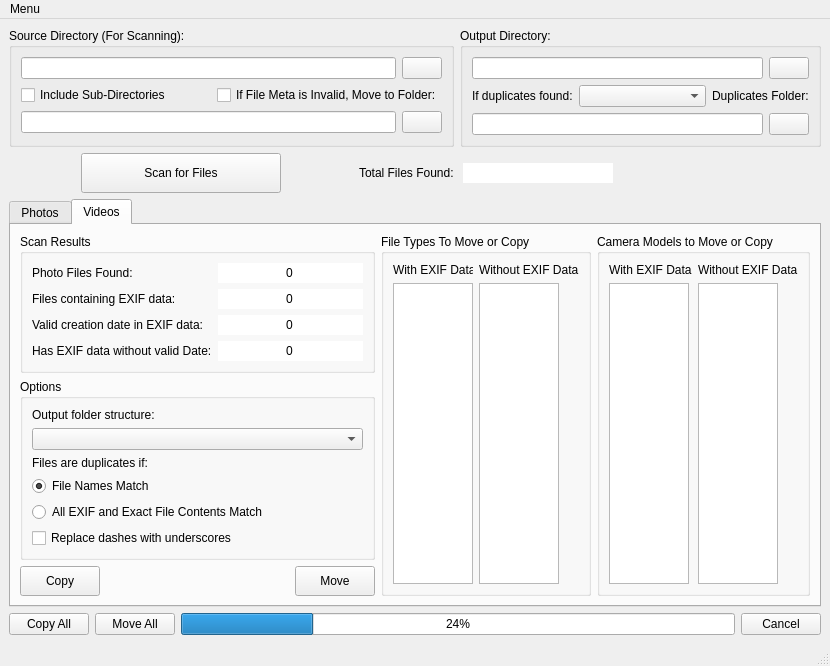
First picture: the form in metamovermainwindow.ui, repository AmelioratesDevelopment/MetaMover, before the edit.
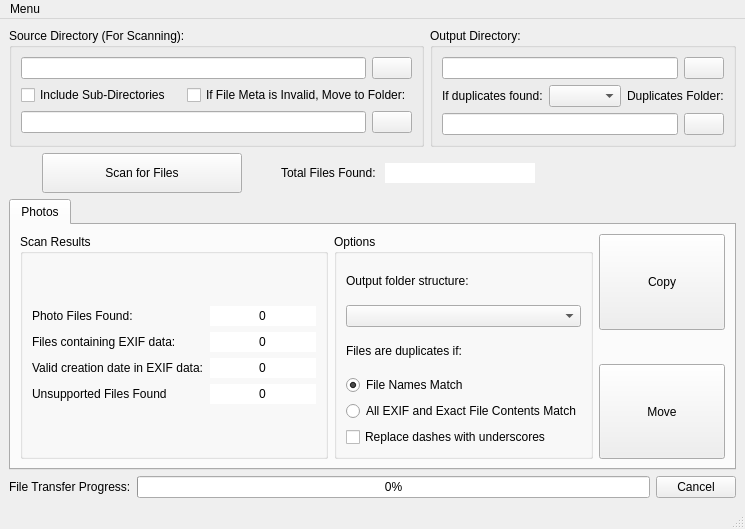
Second picture: the form after the edit. The open tabs and pages were chosen to show the change. Icons and pictures are not drawn.

Commit message: Feature/adding progress montioring and cancel action (#5)

What changed in the file:
```diff
--- a/metamovermainwindow.ui
+++ b/metamovermainwindow.ui
@@ -6,8 +6,8 @@
    <rect>
     <x>0</x>
     <y>0</y>
-    <width>830</width>
-    <height>629</height>
+    <width>745</width>
+    <height>529</height>
    </rect>
   </property>
   <property name="windowTitle">
@@ -287,78 +287,7 @@
          <attribute name="title">
           <string>Photos</string>
          </attribute>
-         <layout class="QGridLayout" name="gridLayout_16">
-          <item row="0" column="0">
-           <layout class="QGridLayout" name="gridLayout_17">
-            <item row="1" column="0">
-             <widget class="QGroupBox" name="groupBoxPhotoOptions">
-              <property name="sizePolicy">
-               <sizepolicy hsizetype="Preferred" vsizetype="Preferred">
-                <horstretch>0</horstretch>
-                <verstretch>0</verstretch>
-               </sizepolicy>
-              </property>
-              <property name="minimumSize">
-               <size>
-                <width>240</width>
-                <height>0</height>
-               </size>
-              </property>
-              <property name="title">
-               <string>Options</string>
-              </property>
-              <layout class="QGridLayout" name="gridLayout_9">
-               <item row="2" column="1">
-                <widget class="QLabel" name="labelPhotoDuplicateIdentitySetting">
-                 <property name="text">
-                  <string>Files are duplicates if:</string>
-                 </property>
-                </widget>
-               </item>
-               <item row="3" column="1">
-                <widget class="QRadioButton" name="radioButtonPhotosDupeSettingFileNameMatch">
-                 <property name="text">
-                  <string>File Names Match</string>
-                 </property>
-                 <property name="checked">
-                  <bool>true</bool>
-                 </property>
-                </widget>
-               </item>
-               <item row="1" column="1">
-                <widget class="QComboBox" name="comboBoxPhotoOutputFolderStructure">
-                 <property name="sizePolicy">
-                  <sizepolicy hsizetype="Preferred" vsizetype="Fixed">
-                   <horstretch>0</horstretch>
-                   <verstretch>0</verstretch>
-                  </sizepolicy>
-                 </property>
-                </widget>
-               </item>
-               <item row="4" column="1">
-                <widget class="QRadioButton" name="radioButtonPhotosDupeSettingEXIFAndFileNameMatch">
-                 <property name="text">
-                  <string>All EXIF and Exact File Contents Match</string>
-                 </property>
-                </widget>
-               </item>
-               <item row="0" column="1">
-                <widget class="QLabel" name="labelPhotoOutputFolderStructure">
-                 <property name="text">
-                  <string>Output folder structure:</string>
-                 </property>
-                </widget>
-               </item>
-               <item row="7" column="1">
-                <widget class="QCheckBox" name="checkBoxPhotoReplaceDashesWithUnderScores">
-                 <property name="text">
-                  <string>Replace dashes with underscores</string>
-                 </property>
-                </widget>
-               </item>
-              </layout>
-             </widget>
-            </item>
+         <layout class="QGridLayout" name="gridLayout_5">
             <item row="0" column="0">
              <widget class="QGroupBox" name="groupBoxPhotoScanResults">
               <property name="title">
@@ -479,7 +408,7 @@
                  <item row="3" column="0">
                   <widget class="QLabel" name="labelPhotoHasEXIFDataNoDate">
                    <property name="text">
-                    <string>Has EXIF data without valid Date:</string>
+                  <string>Unsupported Files Found</string>
                    </property>
                   </widget>
                  </item>
@@ -488,8 +417,77 @@
               </layout>
              </widget>
             </item>
-            <item row="2" column="0">
-             <layout class="QHBoxLayout" name="horizontalLayout_11">
+          <item row="0" column="1">
+           <widget class="QGroupBox" name="groupBoxPhotoOptions">
+            <property name="sizePolicy">
+             <sizepolicy hsizetype="Preferred" vsizetype="Preferred">
+              <horstretch>0</horstretch>
+              <verstretch>0</verstretch>
+             </sizepolicy>
+            </property>
+            <property name="minimumSize">
+             <size>
+              <width>240</width>
+              <height>0</height>
+             </size>
+            </property>
+            <property name="title">
+             <string>Options</string>
+            </property>
+            <layout class="QGridLayout" name="gridLayout_9">
+             <item row="2" column="1">
+              <widget class="QLabel" name="labelPhotoDuplicateIdentitySetting">
+               <property name="text">
+                <string>Files are duplicates if:</string>
+               </property>
+              </widget>
+             </item>
+             <item row="3" column="1">
+              <widget class="QRadioButton" name="radioButtonPhotosDupeSettingFileNameMatch">
+               <property name="text">
+                <string>File Names Match</string>
+               </property>
+               <property name="checked">
+                <bool>true</bool>
+               </property>
+              </widget>
+             </item>
+             <item row="1" column="1">
+              <widget class="QComboBox" name="comboBoxPhotoOutputFolderStructure">
+               <property name="sizePolicy">
+                <sizepolicy hsizetype="Preferred" vsizetype="Fixed">
+                 <horstretch>0</horstretch>
+                 <verstretch>0</verstretch>
+                </sizepolicy>
+               </property>
+              </widget>
+             </item>
+             <item row="4" column="1">
+              <widget class="QRadioButton" name="radioButtonPhotosDupeSettingEXIFAndFileNameMatch">
+               <property name="text">
+                <string>All EXIF and Exact File Contents Match</string>
+               </property>
+              </widget>
+             </item>
+             <item row="0" column="1">
+              <widget class="QLabel" name="labelPhotoOutputFolderStructure">
+               <property name="text">
+                <string>Output folder structure:</string>
+               </property>
+              </widget>
+             </item>
+             <item row="7" column="1">
+              <widget class="QCheckBox" name="checkBoxPhotoReplaceDashesWithUnderScores">
+               <property name="text">
+                <string>Replace dashes with underscores</string>
+               </property>
+              </widget>
+             </item>
+            </layout>
+           </widget>
+          </item>
+          <item row="0" column="2">
+           <layout class="QVBoxLayout" name="verticalLayout_2">
               <item>
                <widget class="QPushButton" name="pushButtonPhotoCopy">
                 <property name="sizePolicy">
@@ -532,588 +530,6 @@
              </layout>
             </item>
            </layout>
-          </item>
-          <item row="0" column="3">
-           <widget class="QGroupBox" name="groupBoxPhotoFileTypesToMoveOrCopy">
-            <property name="sizePolicy">
-             <sizepolicy hsizetype="Minimum" vsizetype="Preferred">
-              <horstretch>0</horstretch>
-              <verstretch>0</verstretch>
-             </sizepolicy>
-            </property>
-            <property name="title">
-             <string>File Types To Move or Copy</string>
-            </property>
-            <layout class="QGridLayout" name="gridLayout_5">
-             <item row="0" column="0">
-              <layout class="QHBoxLayout" name="horizontalLayout_15">
-               <item>
-                <layout class="QVBoxLayout" name="verticalLayout_12">
-                 <item>
-                  <widget class="QLabel" name="label_17">
-                   <property name="maximumSize">
-                    <size>
-                     <width>80</width>
-                     <height>16777215</height>
-                    </size>
-                   </property>
-                   <property name="text">
-                    <string>With EXIF Data</string>
-                   </property>
-                  </widget>
-                 </item>
-                 <item>
-                  <widget class="QTableWidget" name="tableWidgetPhotoFileTypesWEXIF">
-                   <property name="sizePolicy">
-                    <sizepolicy hsizetype="Preferred" vsizetype="MinimumExpanding">
-                     <horstretch>0</horstretch>
-                     <verstretch>0</verstretch>
-                    </sizepolicy>
-                   </property>
-                   <property name="minimumSize">
-                    <size>
-                     <width>0</width>
-                     <height>0</height>
-                    </size>
-                   </property>
-                   <property name="maximumSize">
-                    <size>
-                     <width>80</width>
-                     <height>16777215</height>
-                    </size>
-                   </property>
-                  </widget>
-                 </item>
-                </layout>
-               </item>
-               <item>
-                <layout class="QVBoxLayout" name="verticalLayout_13">
-                 <item>
-                  <widget class="QLabel" name="label_18">
-                   <property name="text">
-                    <string>Without EXIF Data</string>
-                   </property>
-                  </widget>
-                 </item>
-                 <item>
-                  <widget class="QTableWidget" name="tableWidgetPhotoFileTypesWOEXIF">
-                   <property name="sizePolicy">
-                    <sizepolicy hsizetype="Preferred" vsizetype="MinimumExpanding">
-                     <horstretch>0</horstretch>
-                     <verstretch>0</verstretch>
-                    </sizepolicy>
-                   </property>
-                   <property name="maximumSize">
-                    <size>
-                     <width>80</width>
-                     <height>16777215</height>
-                    </size>
-                   </property>
-                  </widget>
-                 </item>
-                </layout>
-               </item>
-              </layout>
-             </item>
-            </layout>
-           </widget>
-          </item>
-          <item row="0" column="4">
-           <widget class="QGroupBox" name="groupBoxPhotoCameraTypesToMoveOrCopy">
-            <property name="sizePolicy">
-             <sizepolicy hsizetype="Minimum" vsizetype="Preferred">
-              <horstretch>0</horstretch>
-              <verstretch>0</verstretch>
-             </sizepolicy>
-            </property>
-            <property name="title">
-             <string>Camera Models to Move or Copy</string>
-            </property>
-            <layout class="QGridLayout" name="gridLayout_6">
-             <item row="0" column="0">
-              <layout class="QHBoxLayout" name="horizontalLayout_9">
-               <item>
-                <layout class="QVBoxLayout" name="verticalLayout_4">
-                 <item>
-                  <widget class="QLabel" name="label_10">
-                   <property name="text">
-                    <string>With EXIF Data</string>
-                   </property>
-                  </widget>
-                 </item>
-                 <item>
-                  <widget class="QTableWidget" name="tableWidgetPhotoCameraModelsWEXIF">
-                   <property name="sizePolicy">
-                    <sizepolicy hsizetype="Preferred" vsizetype="MinimumExpanding">
-                     <horstretch>0</horstretch>
-                     <verstretch>0</verstretch>
-                    </sizepolicy>
-                   </property>
-                   <property name="maximumSize">
-                    <size>
-                     <width>80</width>
-                     <height>16777215</height>
-                    </size>
-                   </property>
-                  </widget>
-                 </item>
-                </layout>
-               </item>
-               <item>
-                <layout class="QVBoxLayout" name="verticalLayout_5">
-                 <item>
-                  <widget class="QLabel" name="label_11">
-                   <property name="text">
-                    <string>Without EXIF Data</string>
-                   </property>
-                  </widget>
-                 </item>
-                 <item>
-                  <widget class="QTableWidget" name="tableWidgetPhotoCameraModelsWOEXIF">
-                   <property name="sizePolicy">
-                    <sizepolicy hsizetype="Preferred" vsizetype="MinimumExpanding">
-                     <horstretch>0</horstretch>
-                     <verstretch>0</verstretch>
-                    </sizepolicy>
-                   </property>
-                   <property name="maximumSize">
-                    <size>
-                     <width>80</width>
-                     <height>16777215</height>
-                    </size>
-                   </property>
-                  </widget>
-                 </item>
-                </layout>
-               </item>
-              </layout>
-             </item>
-            </layout>
-           </widget>
-          </item>
-         </layout>
-        </widget>
-        <widget class="QWidget" name="tabVideos">
-         <attribute name="title">
-          <string>Videos</string>
-         </attribute>
-         <layout class="QGridLayout" name="gridLayout_15">
-          <item row="0" column="0">
-           <layout class="QVBoxLayout" name="verticalLayout_11">
-            <item>
-             <widget class="QGroupBox" name="groupBoxVideoScanResults">
-              <property name="title">
-               <string>Scan Results</string>
-              </property>
-              <layout class="QGridLayout" name="gridLayout_12">
-               <item row="0" column="0">
-                <layout class="QGridLayout" name="gridLayout_13">
-                 <item row="1" column="0">
-                  <widget class="QLabel" name="labelVideoHasEXIFData">
-                   <property name="text">
-                    <string>Files containing EXIF data:</string>
-                   </property>
-                  </widget>
-                 </item>
-                 <item row="2" column="0">
-                  <widget class="QLabel" name="labelVideoHasEXIFDataWDate">
-                   <property name="text">
-                    <string>Valid creation date in EXIF data:</string>
-                   </property>
-                  </widget>
-                 </item>
-                 <item row="0" column="1">
-                  <widget class="QLineEdit" name="lineEditVideoFilesFound">
-                   <property name="sizePolicy">
-                    <sizepolicy hsizetype="Preferred" vsizetype="Fixed">
-                     <horstretch>0</horstretch>
-                     <verstretch>0</verstretch>
-                    </sizepolicy>
-                   </property>
-                   <property name="text">
-                    <string>0</string>
-                   </property>
-                   <property name="frame">
-                    <bool>false</bool>
-                   </property>
-                   <property name="alignment">
-                    <set>Qt::AlignCenter</set>
-                   </property>
-                   <property name="readOnly">
-                    <bool>true</bool>
-                   </property>
-                   <property name="clearButtonEnabled">
-                    <bool>false</bool>
-                   </property>
-                  </widget>
-                 </item>
-                 <item row="2" column="1">
-                  <widget class="QLineEdit" name="lineEditVideoHasEXIFDataWDate">
-                   <property name="sizePolicy">
-                    <sizepolicy hsizetype="Preferred" vsizetype="Fixed">
-                     <horstretch>0</horstretch>
-                     <verstretch>0</verstretch>
-                    </sizepolicy>
-                   </property>
-                   <property name="text">
-                    <string>0</string>
-                   </property>
-                   <property name="frame">
-                    <bool>false</bool>
-                   </property>
-                   <property name="alignment">
-                    <set>Qt::AlignCenter</set>
-                   </property>
-                   <property name="readOnly">
-                    <bool>true</bool>
-                   </property>
-                   <property name="clearButtonEnabled">
-                    <bool>false</bool>
-                   </property>
-                  </widget>
-                 </item>
-                 <item row="3" column="1">
-                  <widget class="QLineEdit" name="lineEditVideoHasEXIFDataNoDate">
-                   <property name="sizePolicy">
-                    <sizepolicy hsizetype="Preferred" vsizetype="Fixed">
-                     <horstretch>0</horstretch>
-                     <verstretch>0</verstretch>
-                    </sizepolicy>
-                   </property>
-                   <property name="text">
-                    <string>0</string>
-                   </property>
-                   <property name="frame">
-                    <bool>false</bool>
-                   </property>
-                   <property name="alignment">
-                    <set>Qt::AlignCenter</set>
-                   </property>
-                   <property name="readOnly">
-                    <bool>true</bool>
-                   </property>
-                   <property name="clearButtonEnabled">
-                    <bool>false</bool>
-                   </property>
-                  </widget>
-                 </item>
-                 <item row="1" column="1">
-                  <widget class="QLineEdit" name="lineEditVideoHadEXIFData">
-                   <property name="sizePolicy">
-                    <sizepolicy hsizetype="Preferred" vsizetype="Fixed">
-                     <horstretch>0</horstretch>
-                     <verstretch>0</verstretch>
-                    </sizepolicy>
-                   </property>
-                   <property name="text">
-                    <string>0</string>
-                   </property>
-                   <property name="frame">
-                    <bool>false</bool>
-                   </property>
-                   <property name="alignment">
-                    <set>Qt::AlignCenter</set>
-                   </property>
-                   <property name="readOnly">
-                    <bool>true</bool>
-                   </property>
-                   <property name="clearButtonEnabled">
-                    <bool>false</bool>
-                   </property>
-                  </widget>
-                 </item>
-                 <item row="0" column="0">
-                  <widget class="QLabel" name="labelVideoFilesFound">
-                   <property name="text">
-                    <string>Photo Files Found:</string>
-                   </property>
-                  </widget>
-                 </item>
-                 <item row="3" column="0">
-                  <widget class="QLabel" name="labelVideoHasEXIFDataNoDate">
-                   <property name="text">
-                    <string>Has EXIF data without valid Date:</string>
-                   </property>
-                  </widget>
-                 </item>
-                </layout>
-               </item>
-              </layout>
-             </widget>
-            </item>
-            <item>
-             <widget class="QGroupBox" name="groupBoxVideoOptions">
-              <property name="sizePolicy">
-               <sizepolicy hsizetype="Preferred" vsizetype="Preferred">
-                <horstretch>0</horstretch>
-                <verstretch>0</verstretch>
-               </sizepolicy>
-              </property>
-              <property name="minimumSize">
-               <size>
-                <width>240</width>
-                <height>0</height>
-               </size>
-              </property>
-              <property name="title">
-               <string>Options</string>
-              </property>
-              <layout class="QGridLayout" name="gridLayout_14">
-               <item row="2" column="1">
-                <widget class="QLabel" name="labelVideoDuplicateIdentitySetting">
-                 <property name="text">
-                  <string>Files are duplicates if:</string>
-                 </property>
-                </widget>
-               </item>
-               <item row="3" column="1">
-                <widget class="QRadioButton" name="radioButtonVideoDupeSettingFileNameMatch">
-                 <property name="text">
-                  <string>File Names Match</string>
-                 </property>
-                 <property name="checked">
-                  <bool>true</bool>
-                 </property>
-                </widget>
-               </item>
-               <item row="1" column="1">
-                <widget class="QComboBox" name="comboBoxVideoOutputFolderStructure">
-                 <property name="sizePolicy">
-                  <sizepolicy hsizetype="Preferred" vsizetype="Fixed">
-                   <horstretch>0</horstretch>
-                   <verstretch>0</verstretch>
-                  </sizepolicy>
-                 </property>
-                </widget>
-               </item>
-               <item row="4" column="1">
-                <widget class="QRadioButton" name="radioButtonVideoDupeSettingEXIFAndFileNameMatch">
-                 <property name="text">
-                  <string>All EXIF and Exact File Contents Match</string>
-                 </property>
-                </widget>
-               </item>
-               <item row="0" column="1">
-                <widget class="QLabel" name="labelVideoOutputFolderStructure">
-                 <property name="text">
-                  <string>Output folder structure:</string>
-                 </property>
-                </widget>
-               </item>
-               <item row="7" column="1">
-                <widget class="QCheckBox" name="checkBoxVideoReplaceDashesWithUnderScores">
-                 <property name="text">
-                  <string>Replace dashes with underscores</string>
-                 </property>
-                </widget>
-               </item>
-              </layout>
-             </widget>
-            </item>
-            <item>
-             <layout class="QHBoxLayout" name="horizontalLayout_14">
-              <item>
-               <widget class="QPushButton" name="pushButtonVideoCopy">
-                <property name="sizePolicy">
-                 <sizepolicy hsizetype="Preferred" vsizetype="Preferred">
-                  <horstretch>0</horstretch>
-                  <verstretch>0</verstretch>
-                 </sizepolicy>
-                </property>
-                <property name="text">
-                 <string>Copy</string>
-                </property>
-               </widget>
-              </item>
-              <item>
-               <spacer name="horizontalSpacer_6">
-                <property name="orientation">
-                 <enum>Qt::Horizontal</enum>
-                </property>
-                <property name="sizeHint" stdset="0">
-                 <size>
-                  <width>88</width>
-                  <height>28</height>
-                 </size>
-                </property>
-               </spacer>
-              </item>
-              <item>
-               <widget class="QPushButton" name="pushButtonVideoMove">
-                <property name="sizePolicy">
-                 <sizepolicy hsizetype="Preferred" vsizetype="Preferred">
-                  <horstretch>0</horstretch>
-                  <verstretch>0</verstretch>
-                 </sizepolicy>
-                </property>
-                <property name="text">
-                 <string>Move</string>
-                </property>
-               </widget>
-              </item>
-             </layout>
-            </item>
-           </layout>
-          </item>
-          <item row="0" column="1">
-           <widget class="QGroupBox" name="groupBoxVideoFileTypesToMoveOrCopy">
-            <property name="sizePolicy">
-             <sizepolicy hsizetype="Minimum" vsizetype="Preferred">
-              <horstretch>0</horstretch>
-              <verstretch>0</verstretch>
-             </sizepolicy>
-            </property>
-            <property name="title">
-             <string>File Types To Move or Copy</string>
-            </property>
-            <layout class="QGridLayout" name="gridLayout_10">
-             <item row="0" column="0">
-              <layout class="QHBoxLayout" name="horizontalLayout_12">
-               <item>
-                <layout class="QVBoxLayout" name="verticalLayout_7">
-                 <item>
-                  <widget class="QLabel" name="label_13">
-                   <property name="maximumSize">
-                    <size>
-                     <width>80</width>
-                     <height>16777215</height>
-                    </size>
-                   </property>
-                   <property name="text">
-                    <string>With EXIF Data</string>
-                   </property>
-                  </widget>
-                 </item>
-                 <item>
-                  <widget class="QTableWidget" name="tableWidgetVideoFileTypesWEXIF">
-                   <property name="sizePolicy">
-                    <sizepolicy hsizetype="Preferred" vsizetype="MinimumExpanding">
-                     <horstretch>0</horstretch>
-                     <verstretch>0</verstretch>
-                    </sizepolicy>
-                   </property>
-                   <property name="minimumSize">
-                    <size>
-                     <width>0</width>
-                     <height>0</height>
-                    </size>
-                   </property>
-                   <property name="maximumSize">
-                    <size>
-                     <width>80</width>
-                     <height>16777215</height>
-                    </size>
-                   </property>
-                  </widget>
-                 </item>
-                </layout>
-               </item>
-               <item>
-                <layout class="QVBoxLayout" name="verticalLayout_8">
-                 <item>
-                  <widget class="QLabel" name="label_14">
-                   <property name="text">
-                    <string>Without EXIF Data</string>
-                   </property>
-                  </widget>
-                 </item>
-                 <item>
-                  <widget class="QTableWidget" name="tableWidgetVideoFileTypesWOEXIF">
-                   <property name="sizePolicy">
-                    <sizepolicy hsizetype="Preferred" vsizetype="MinimumExpanding">
-                     <horstretch>0</horstretch>
-                     <verstretch>0</verstretch>
-                    </sizepolicy>
-                   </property>
-                   <property name="maximumSize">
-                    <size>
-                     <width>80</width>
-                     <height>16777215</height>
-                    </size>
-                   </property>
-                  </widget>
-                 </item>
-                </layout>
-               </item>
-              </layout>
-             </item>
-            </layout>
-           </widget>
-          </item>
-          <item row="0" column="2">
-           <widget class="QGroupBox" name="groupBoxVideoCameraTypesToMoveOrCopy">
-            <property name="sizePolicy">
-             <sizepolicy hsizetype="Minimum" vsizetype="Preferred">
-              <horstretch>0</horstretch>
-              <verstretch>0</verstretch>
-             </sizepolicy>
-            </property>
-            <property name="title">
-             <string>Camera Models to Move or Copy</string>
-            </property>
-            <layout class="QGridLayout" name="gridLayout_11">
-             <item row="0" column="0">
-              <layout class="QHBoxLayout" name="horizontalLayout_13">
-               <item>
-                <layout class="QVBoxLayout" name="verticalLayout_9">
-                 <item>
-                  <widget class="QLabel" name="label_15">
-                   <property name="text">
-                    <string>With EXIF Data</string>
-                   </property>
-                  </widget>
-                 </item>
-                 <item>
-                  <widget class="QTableWidget" name="tableWidgetVideoCameraModelsWEXIF">
-                   <property name="sizePolicy">
-                    <sizepolicy hsizetype="Preferred" vsizetype="MinimumExpanding">
-                     <horstretch>0</horstretch>
-                     <verstretch>0</verstretch>
-                    </sizepolicy>
-                   </property>
-                   <property name="maximumSize">
-                    <size>
-                     <width>80</width>
-                     <height>16777215</height>
-                    </size>
-                   </property>
-                  </widget>
-                 </item>
-                </layout>
-               </item>
-               <item>
-                <layout class="QVBoxLayout" name="verticalLayout_10">
-                 <item>
-                  <widget class="QLabel" name="label_16">
-                   <property name="text">
-                    <string>Without EXIF Data</string>
-                   </property>
-                  </widget>
-                 </item>
-                 <item>
-                  <widget class="QTableWidget" name="tableWidgetVideoCameraModelsWOEXIF">
-                   <property name="sizePolicy">
-                    <sizepolicy hsizetype="Preferred" vsizetype="MinimumExpanding">
-                     <horstretch>0</horstretch>
-                     <verstretch>0</verstretch>
-                    </sizepolicy>
-                   </property>
-                   <property name="maximumSize">
-                    <size>
-                     <width>80</width>
-                     <height>16777215</height>
-                    </size>
-                   </property>
-                  </widget>
-                 </item>
-                </layout>
-               </item>
-              </layout>
-             </item>
-            </layout>
-           </widget>
-          </item>
-         </layout>
         </widget>
        </widget>
       </item>
@@ -1122,35 +538,16 @@
     <item row="1" column="0">
      <layout class="QHBoxLayout" name="horizontalLayout_10">
       <item>
-       <widget class="QPushButton" name="pushButtonCopyAll">
-        <property name="sizePolicy">
-         <sizepolicy hsizetype="Preferred" vsizetype="Preferred">
-          <horstretch>0</horstretch>
-          <verstretch>0</verstretch>
-         </sizepolicy>
-        </property>
+       <widget class="QLabel" name="label">
         <property name="text">
-         <string>Copy All</string>
-        </property>
-       </widget>
-      </item>
-      <item>
-       <widget class="QPushButton" name="pushButtonMoveAll">
-        <property name="sizePolicy">
-         <sizepolicy hsizetype="Preferred" vsizetype="Preferred">
-          <horstretch>0</horstretch>
-          <verstretch>0</verstretch>
-         </sizepolicy>
-        </property>
-        <property name="text">
-         <string>Move All</string>
+         <string>File Transfer Progress:</string>
         </property>
        </widget>
       </item>
       <item>
        <widget class="QProgressBar" name="progressBarFileProgress">
         <property name="value">
-         <number>24</number>
+         <number>0</number>
         </property>
        </widget>
       </item>
@@ -1170,7 +567,7 @@
     <rect>
      <x>0</x>
      <y>0</y>
-     <width>830</width>
+     <width>745</width>
      <height>17</height>
     </rect>
    </property>
```
Left out of the diff: 4 changed lines with no effect on the pictures. Lines whose indentation alone changed are shown as unchanged. The commit also changes 11 other files.
